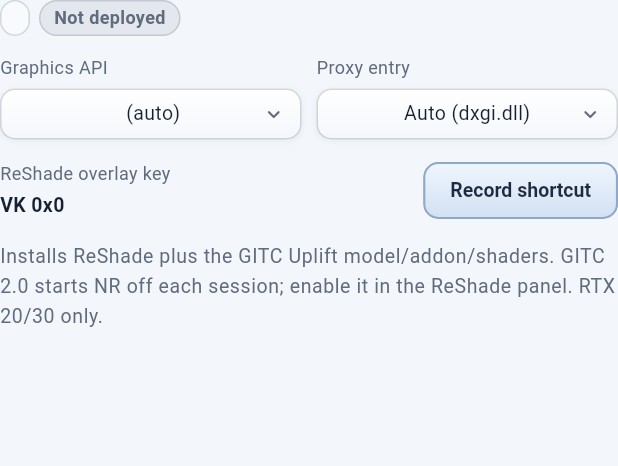
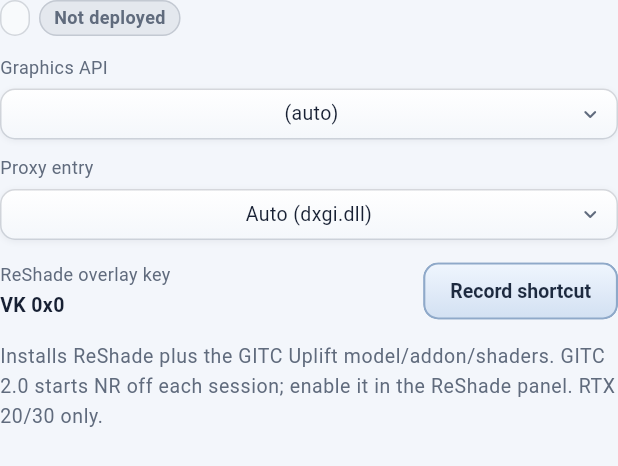
Before and after one commit to XiaoQAQ10086/FrameGen-Manager-Next, a Flutter app: the Dlss5DetailForm widget shown alone on an empty page, opened directly with empty values, on a phone screen of 412 x 824 dp. Shown: the top 466 px of the screen. Run offline on Flutter 3.47's test engine with Material 3 defaults, Android fonts, the phone set to English and light mode, and no system bars; our stand-ins replace material_ui; missing offline and left inert: dart:ffi; generated files the repository leaves out were written again; Roboto replaces fonts that are missing (Microsoft YaHei UI); statements that could not run were skipped.

Commit message:
fix(dlss5): stack the deploy options in one column
The API and proxy selectors sat side by side while the frame generation dialog
stacks one per row. Match the legacy single-column layout.

Co-Authored-By: Claude Haiku 5.5 <noreply@anthropic.com>

```diff
--- a/ui/lib/features/dlss5/dlss5_detail_form.dart
+++ b/ui/lib/features/dlss5/dlss5_detail_form.dart
@@ -119,11 +119,7 @@ class Dlss5DetailForm extends StatelessWidget {
           ),
         ],
         const SizedBox(height: 12),
-        Row(
-          crossAxisAlignment: CrossAxisAlignment.start,
-          children: <Widget>[
-            Expanded(
-              child: _field(
+        _field(
           label: l10n.deployGraphicsApi,
           value: api,
           values: apis,
@@ -132,10 +128,8 @@ class Dlss5DetailForm extends StatelessWidget {
               : value.toUpperCase(),
           onChanged: onApiChanged,
         ),
-            ),
-            const SizedBox(width: 10),
-            Expanded(
-              child: _field(
+        const SizedBox(height: 10),
+        _field(
           label: l10n.optionProxySlot,
           value: proxy,
           values: _proxyChoices,
@@ -148,9 +142,6 @@ class Dlss5DetailForm extends StatelessWidget {
                 : l10n.dlss5ProxyAuto(_autoProxy);
           },
           onChanged: onProxyChanged,
-              ),
-            ),
-          ],
         ),
         const SizedBox(height: 10),
         Row(
```
Also changed, not shown: 1 other file. Lines whose indentation alone changed are shown as unchanged.
